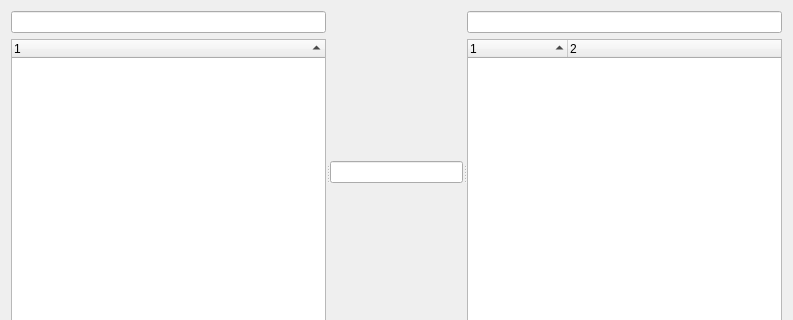
Old version of the form ui/main.ui in the repository KenjiTakahashi/gayeogi; both pictures show x 0 to 793 and y 0 to 320 of the 793 by 588 pixel window.
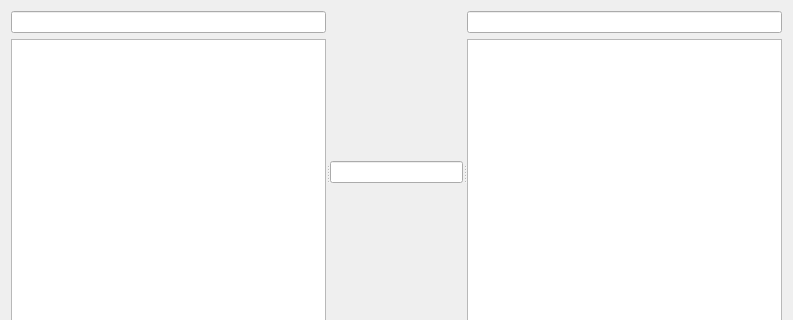
New version of the form.

What changed in the file:
```diff
--- a/ui/main.ui
+++ b/ui/main.ui
@@ -35,7 +35,7 @@
            </widget>
           </item>
           <item>
-           <widget class="QTreeWidget" name="artists">
+           <widget class="QTreeView" name="artists">
             <property name="editTriggers">
              <set>QAbstractItemView::NoEditTriggers</set>
             </property>
@@ -51,14 +51,6 @@
             <property name="sortingEnabled">
              <bool>true</bool>
             </property>
-            <property name="columnCount">
-             <number>1</number>
-            </property>
-            <column>
-             <property name="text">
-              <string notr="true">1</string>
-             </property>
-            </column>
            </widget>
           </item>
          </layout>
@@ -90,7 +82,7 @@
            </widget>
           </item>
           <item>
-           <widget class="QTreeWidget" name="tracks">
+           <widget class="QTreeView" name="tracks">
             <property name="editTriggers">
              <set>QAbstractItemView::NoEditTriggers</set>
             </property>
@@ -109,19 +101,6 @@
             <property name="sortingEnabled">
              <bool>true</bool>
             </property>
-            <property name="columnCount">
-             <number>2</number>
-            </property>
-            <column>
-             <property name="text">
-              <string notr="true">1</string>
-             </property>
-            </column>
-            <column>
-             <property name="text">
-              <string notr="true">2</string>
-             </property>
-            </column>
            </widget>
           </item>
          </layout>
```
